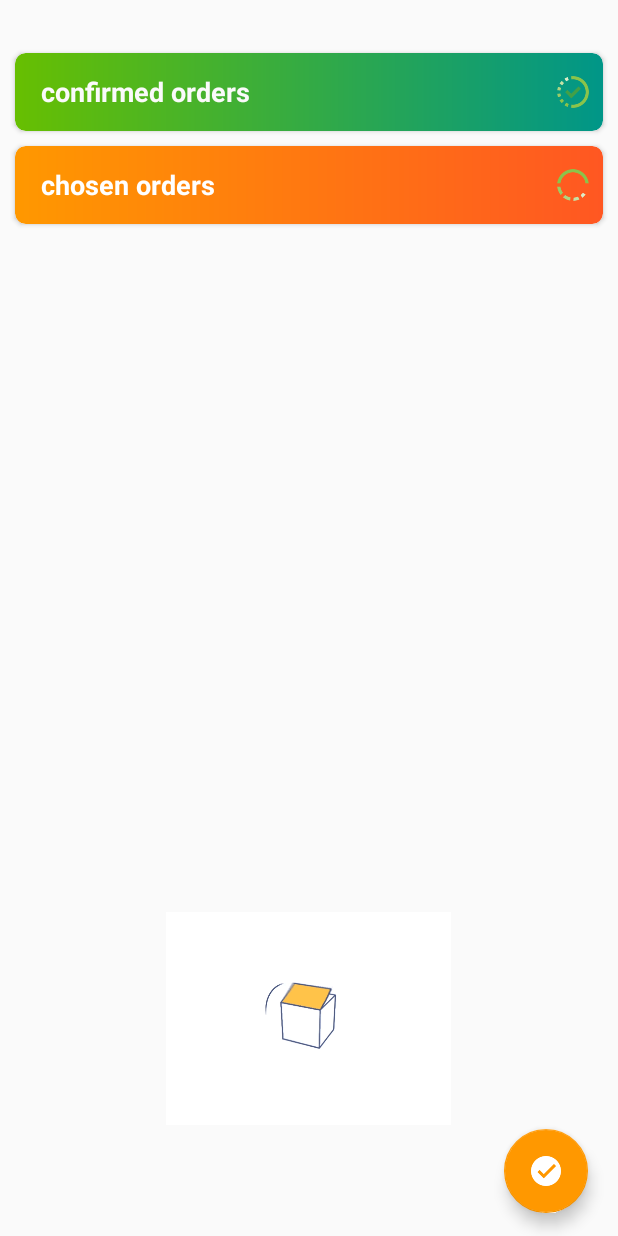
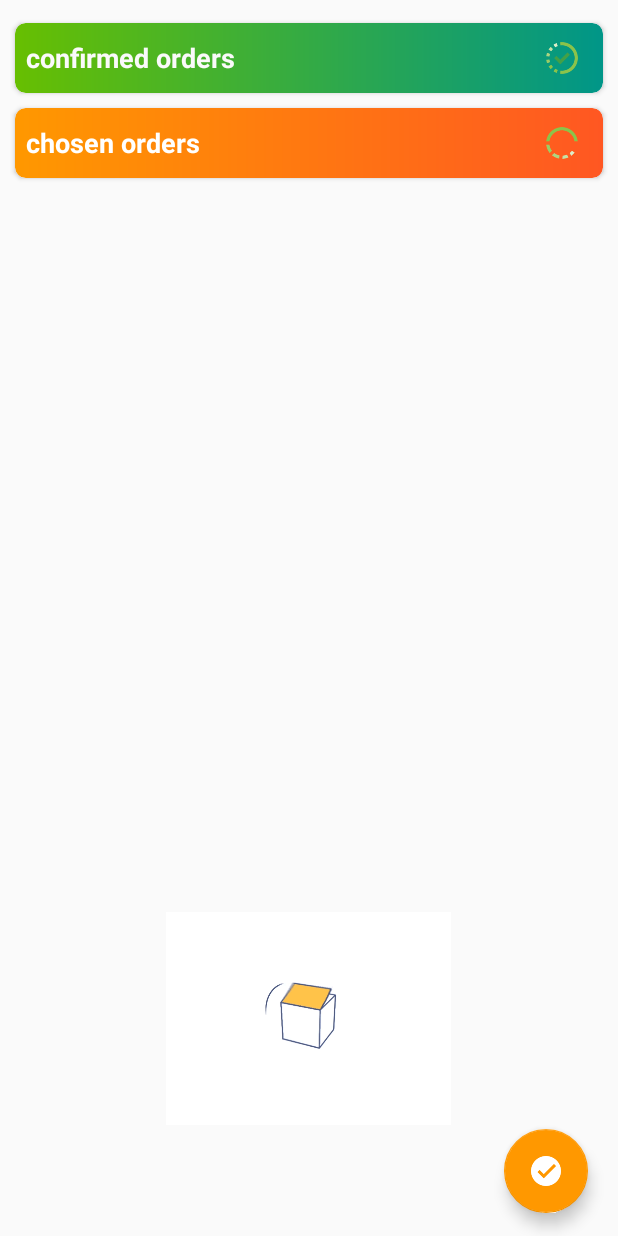
Before and after one commit to BfquarkGroup/EMS, an Android app: the fragment Fragment_2 shown on its own in the app's theme, on a phone screen of 412 x 824 dp. Run offline under Robolectric (Android 15) with nearby library versions, the phone set to English and light mode, and no system bars; our stand-ins replace CircleImageView, Firebase (no records; nobody signed in at launch, a user with empty details on screens opened directly); 1 statement that could not run was skipped.

Commit message:
Add Lang

```diff
--- a/app/src/main/java/com/oufar/ems/Fragments/Fragment_3.java
+++ b/app/src/main/java/com/oufar/ems/Fragments/Fragment_3.java
@@ -82,7 +82,7 @@ public class Fragment_3 extends Fragment {
 
     private static final int IMAGE_REQUEST = 1;
 
-    private CircleImageView language_picture;
+    private ImageView language_picture;
     private ProgressBar progressBar;
     private TextView t_username, t_phone, t_city, language_txt, wilaya, btn_logout;
     private EditText username, city, phone, description, homeAddressInput;
--- a/app/src/main/res/drawable/element_border_1.xml
+++ b/app/src/main/res/drawable/element_border_1.xml
@@ -11,6 +11,6 @@
 
 
     <corners
-        android:radius="13dp"/>
+        android:radius="7dp"/>
 
 </shape>
--- a/app/src/main/res/layout/fragment_fragment_2.xml
+++ b/app/src/main/res/layout/fragment_fragment_2.xml
@@ -30,7 +30,7 @@
                     android:id="@+id/card_1"
                     android:layout_width="match_parent"
                     android:layout_height="wrap_content"
-                    android:layout_marginTop="35dp"
+                    android:layout_marginTop="15dp"
                     android:layout_marginStart="10dp"
                     android:layout_marginEnd="10dp"
                     app:cardCornerRadius="7dp">
@@ -41,7 +41,7 @@
                         android:layout_height="wrap_content"
                         android:background="@drawable/button_border_1"
                         android:layout_alignParentTop="true"
-                        android:paddingTop="3dp"
+                        android:padding="7dp"
                         android:paddingBottom="13dp">
 
                         <TextView
@@ -50,15 +50,11 @@
                             android:layout_width="match_parent"
                             android:layout_height="wrap_content"
                             android:layout_centerVertical="true"
-                            android:paddingRight="13dp"
-                            android:paddingTop="5dp"
-                            android:paddingLeft="17dp"
                             android:textSize="18sp"
                             android:textStyle="bold"
-                            android:textColor="@color/background_material_light"
-                            android:paddingBottom="5dp"
+                            android:textColor="@color/custom_white"
                             android:text="@string/Frag2_Con_text"
-                            android:textAlignment="viewStart" />
+                            android:textAlignment="textStart" />
 
                         <de.hdodenhof.circleimageview.CircleImageView
                             android:id="@+id/progress"
@@ -70,7 +66,7 @@
                             android:src="@drawable/progress"
                             android:layout_alignParentEnd="true"
                             android:layout_centerVertical="true"
-                            android:layout_marginStart="23dp"/>
+                            android:layout_marginStart="5dp"/>
 
                     </RelativeLayout>
 
@@ -92,8 +88,7 @@
                         android:layout_height="wrap_content"
                         android:layout_alignParentTop="true"
                         android:background="@drawable/button_border_01"
-                        android:paddingTop="3dp"
-                        android:paddingBottom="13dp">
+                        android:padding="7dp">
 
                         <TextView
                             android:layout_toStartOf="@+id/loading"
@@ -101,15 +96,11 @@
                             android:layout_width="match_parent"
                             android:layout_height="wrap_content"
                             android:layout_centerVertical="true"
-                            android:paddingRight="13dp"
-                            android:paddingTop="5dp"
-                            android:paddingLeft="17dp"
                             android:textSize="18sp"
                             android:textStyle="bold"
                             android:textColor="@color/white"
-                            android:paddingBottom="5dp"
                             android:text="@string/Frag2_NonCon_text"
-                            android:textAlignment="viewStart" />
+                            android:textAlignment="textStart" />
 
                         <de.hdodenhof.circleimageview.CircleImageView
                             android:id="@+id/loading"
@@ -121,7 +112,7 @@
                             android:src="@drawable/loading"
                             android:layout_alignParentEnd="true"
                             android:layout_centerVertical="true"
-                            android:layout_marginStart="23dp"/>
+                            android:layout_marginStart="5dp"/>
 
 
                     </RelativeLayout>
--- a/app/src/main/res/layout/row_favorite.xml
+++ b/app/src/main/res/layout/row_favorite.xml
@@ -1,9 +1,10 @@
 <?xml version="1.0" encoding="utf-8"?>
-<RelativeLayout xmlns:android="http://schemas.android.com/apk/res/android"
+<LinearLayout xmlns:android="http://schemas.android.com/apk/res/android"
     android:layout_width="match_parent"
     android:layout_height="wrap_content"
     xmlns:tools="http://schemas.android.com/tools"
     android:gravity="center"
+    android:orientation="vertical"
     xmlns:app="http://schemas.android.com/apk/res-auto">
 
     <androidx.cardview.widget.CardView
@@ -241,4 +242,4 @@
 
     </androidx.cardview.widget.CardView>
 
-</RelativeLayout>
+</LinearLayout>
--- a/app/src/main/res/layout/row_in_menu.xml
+++ b/app/src/main/res/layout/row_in_menu.xml
@@ -17,7 +17,7 @@
         android:layout_marginLeft="10dp"
         app:cardCornerRadius="7dp">
 
-        <RelativeLayout
+        <LinearLayout
             android:id="@+id/main"
             android:layout_width="match_parent"
             android:layout_height="160dp"
@@ -207,7 +207,7 @@
 
             </LinearLayout>
 
-        </RelativeLayout>
+        </LinearLayout>
 
     </androidx.cardview.widget.CardView>
 
--- a/app/src/main/res/layout/row_local_list.xml
+++ b/app/src/main/res/layout/row_local_list.xml
@@ -17,7 +17,7 @@
         android:layout_marginLeft="10dp"
         app:cardCornerRadius="7dp">
 
-        <RelativeLayout
+        <LinearLayout
             android:id="@+id/main"
             android:layout_width="match_parent"
             android:layout_height="160dp"
@@ -207,7 +207,7 @@
 
             </LinearLayout>
 
-        </RelativeLayout>
+        </LinearLayout>
 
     </androidx.cardview.widget.CardView>
 
```
Also changed, not shown: app/src/main/res/layout/fragment__favorite.xml (+28 -32 lines), app/src/main/res/layout/fragment_fragment_3.xml (+7 -5 lines), app/src/main/res/layout/row_in_list.xml (+20 -21 lines), app/src/main/res/drawable/translate.png (added).
